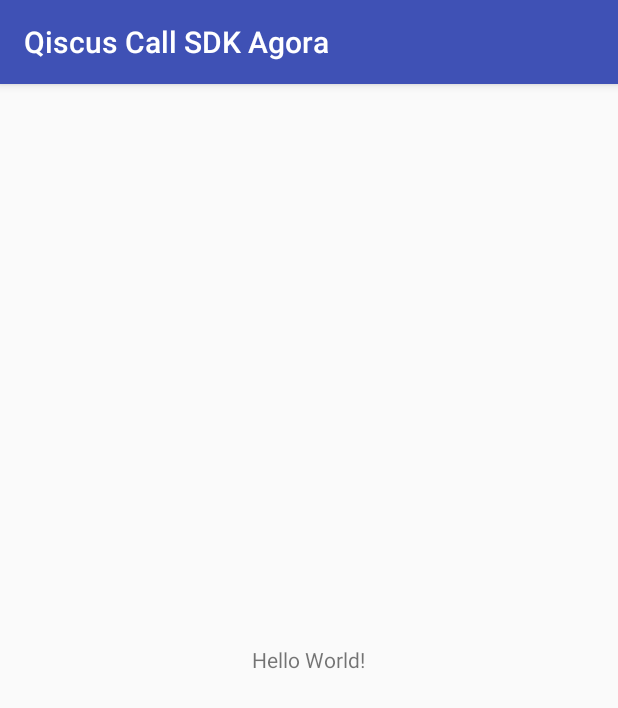
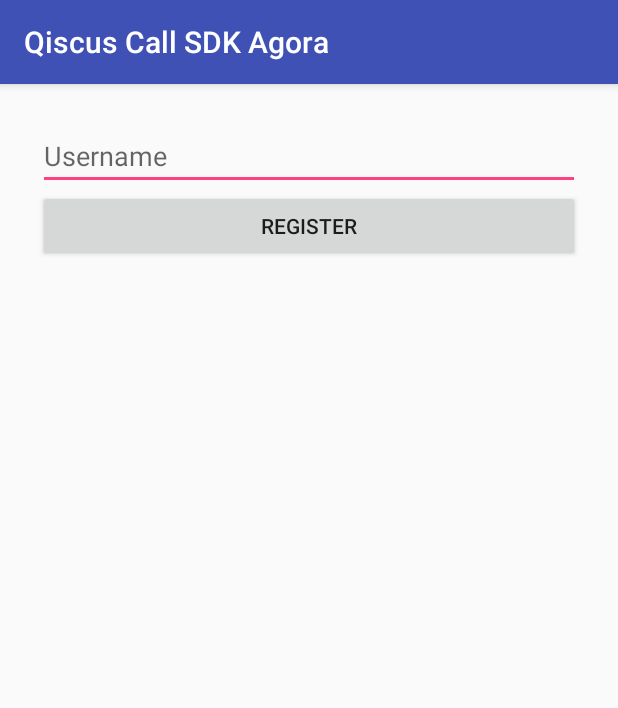
Before and after one commit to andhikayuana/qiscus-call-sdk-wrapper-android, an Android app: the screen it shows after launch (MainActivity before the commit, LoginActivity after it), on a phone screen of 412 x 824 dp. Shown: the top 708 px of the screen. Run offline under Robolectric (Android 15) with nearby library versions, the phone set to English and light mode, and no system bars; 1 statement that could not run was skipped.

Commit message:
Add sample call activity

```diff
--- a/app/src/main/AndroidManifest.xml
+++ b/app/src/main/AndroidManifest.xml
@@ -3,19 +3,23 @@
     package="com.qiscus.sdk.call.agora.sample">
 
     <application
+        android:name=".SampleApp"
         android:allowBackup="true"
         android:icon="@mipmap/ic_launcher"
         android:label="@string/app_name"
         android:roundIcon="@mipmap/ic_launcher_round"
         android:supportsRtl="true"
         android:theme="@style/AppTheme">
-        <activity android:name="com.qiscus.sdk.call.agora.sample.MainActivity">
+        <activity
+            android:name="com.qiscus.sdk.call.agora.sample.LoginActivity"
+            android:noHistory="true">
             <intent-filter>
                 <action android:name="android.intent.action.MAIN" />
 
                 <category android:name="android.intent.category.LAUNCHER" />
             </intent-filter>
         </activity>
+        <activity android:name=".MainActivity" />
     </application>
 
 </manifest>
--- /dev/null
+++ b/app/src/main/java/com/qiscus/sdk/call/agora/sample/LoginActivity.java
@@ -0,0 +1,47 @@
+package com.qiscus.sdk.call.agora.sample;
+
+import android.content.Intent;
+import android.os.Bundle;
+import android.support.annotation.Nullable;
+import android.support.v7.app.AppCompatActivity;
+import android.view.View;
+import android.widget.EditText;
+import android.widget.Toast;
+
+import com.qiscus.sdk.call.agora.QiscusRtc;
+
+/**
+ * Created on : May 04, 2018
+ * Author     : zetbaitsu
+ * Name       : Zetra
+ * GitHub     : https://github.com/zetbaitsu
+ */
+public class LoginActivity extends AppCompatActivity {
+    private EditText username;
+
+    @Override
+    protected void onCreate(@Nullable Bundle savedInstanceState) {
+        super.onCreate(savedInstanceState);
+        setContentView(R.layout.activity_login);
+        username = findViewById(R.id.username);
+
+        if (QiscusRtc.isRegistered()) {
+            openMainPage();
+        }
+    }
+
+    private void openMainPage() {
+        Intent intent = new Intent(LoginActivity.this, MainActivity.class);
+        startActivity(intent);
+    }
+
+    public void register(View v) {
+        if (!username.getText().toString().isEmpty()) {
+            QiscusRtc.register(username.getText().toString(), username.getText().toString(),
+                    "http://dk6kcyuwrpkrj.cloudfront.net/wp-content/uploads/sites/45/2014/05/avatar-blank.jpg");
+            openMainPage();
+        } else {
+            Toast.makeText(LoginActivity.this, "Username required", Toast.LENGTH_SHORT).show();
+        }
+    }
+}
--- /dev/null
+++ b/app/src/main/java/com/qiscus/sdk/call/agora/sample/SampleApp.java
@@ -0,0 +1,19 @@
+package com.qiscus.sdk.call.agora.sample;
+
+import android.app.Application;
+
+import com.qiscus.sdk.call.agora.QiscusRtc;
+
+/**
+ * Created on : May 04, 2018
+ * Author     : zetbaitsu
+ * Name       : Zetra
+ * GitHub     : https://github.com/zetbaitsu
+ */
+public class SampleApp extends Application {
+    @Override
+    public void onCreate() {
+        super.onCreate();
+        QiscusRtc.init(this, "7fd46cd9cfab466099a936ec5ef23298");
+    }
+}
--- /dev/null
+++ b/app/src/main/res/layout/activity_login.xml
@@ -0,0 +1,24 @@
+<?xml version="1.0" encoding="utf-8"?>
+<LinearLayout xmlns:android="http://schemas.android.com/apk/res/android"
+    xmlns:tools="http://schemas.android.com/tools"
+    android:layout_width="match_parent"
+    android:layout_height="match_parent"
+    android:orientation="vertical"
+    android:padding="25dp"
+    tools:context=".LoginActivity">
+
+    <EditText
+        android:id="@+id/username"
+        android:layout_width="match_parent"
+        android:layout_height="wrap_content"
+        android:hint="Username"
+        android:inputType="textPersonName" />
+
+    <Button
+        android:id="@+id/register"
+        android:layout_width="match_parent"
+        android:layout_height="wrap_content"
+        android:gravity="center"
+        android:onClick="register"
+        android:text="Register" />
+</LinearLayout>
```
Also changed, not shown: app/src/main/java/com/qiscus/sdk/call/agora/sample/MainActivity.java (+58 -0 lines), app/src/main/res/layout/activity_main.xml (+78 -5 lines).
